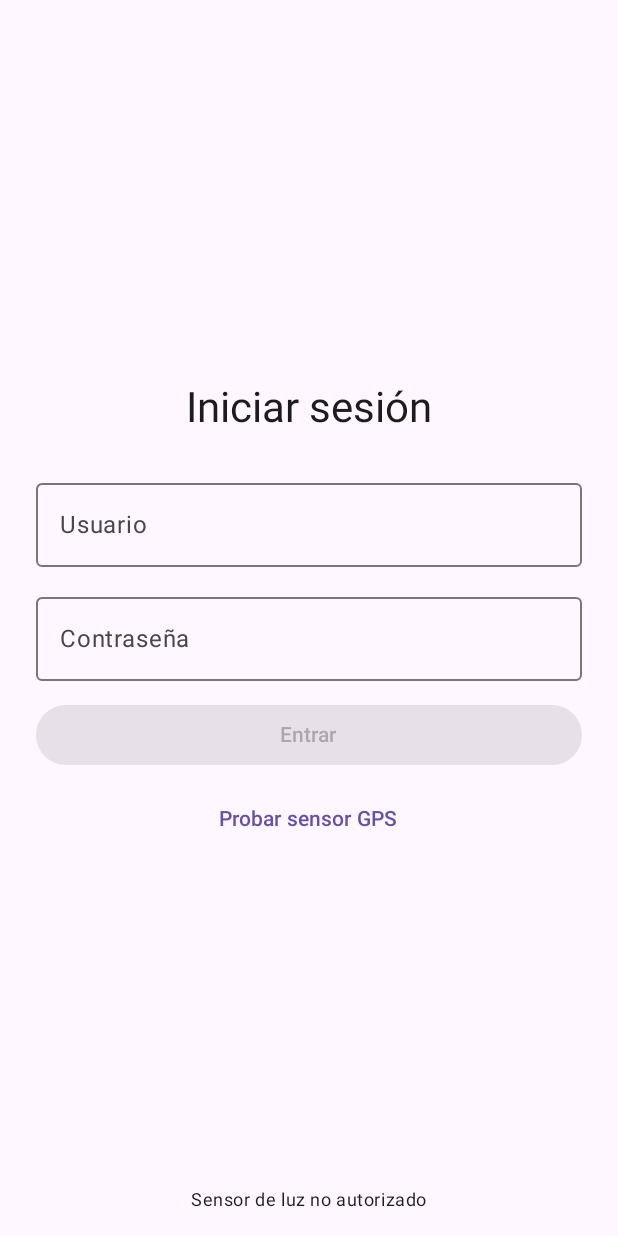
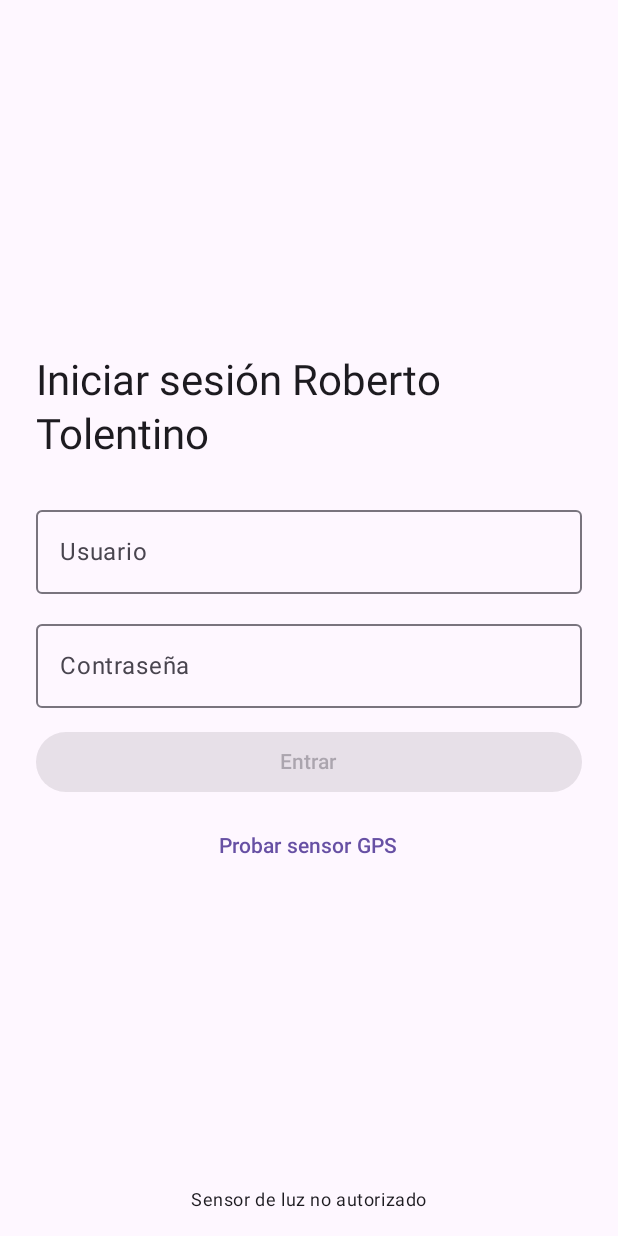
Before and after one commit to 2534734-Cio/LoginExamen, an Android app built with Jetpack Compose: the screen it shows after launch (MainActivity), on a phone screen of 412 x 824 dp. Run offline under Robolectric (Android 15) with nearby library versions, the phone set to English and light mode, and no system bars.

Commit message:
agregue mi nombre en el inicio de sesion xd

```diff
--- a/Frontend/shared/src/commonMain/kotlin/com/example/login/ui/LoginScreen.kt
+++ b/Frontend/shared/src/commonMain/kotlin/com/example/login/ui/LoginScreen.kt
@@ -48,8 +48,8 @@ fun LoginScreen(
         verticalArrangement = Arrangement.Center,
         horizontalAlignment = Alignment.CenterHorizontally
     ) {
-        Text("Iniciar sesión", style = MaterialTheme.typography.headlineMedium)
-        Spacer(Modifier.height(24.dp))
+        Text("Iniciar sesión Roberto Tolentino", style = MaterialTheme.typography.headlineMedium)
+        Spacer(Modifier.height(24.dp))//Marco Roberto Tolentino Diaz
 
         OutlinedTextField(
             value = usuario,
```
